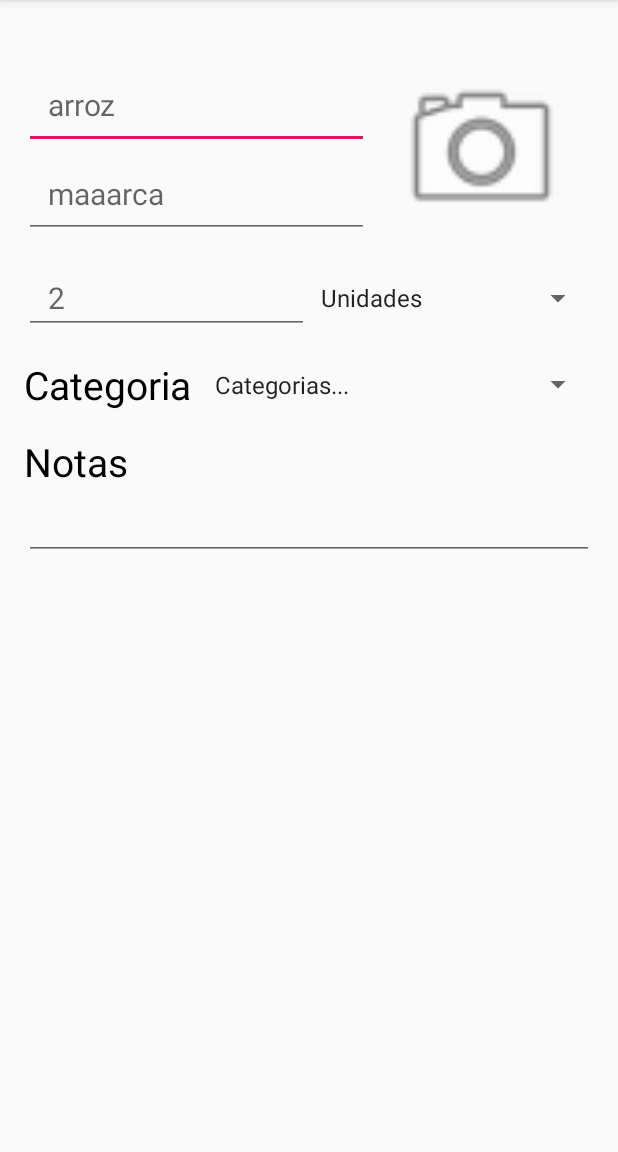
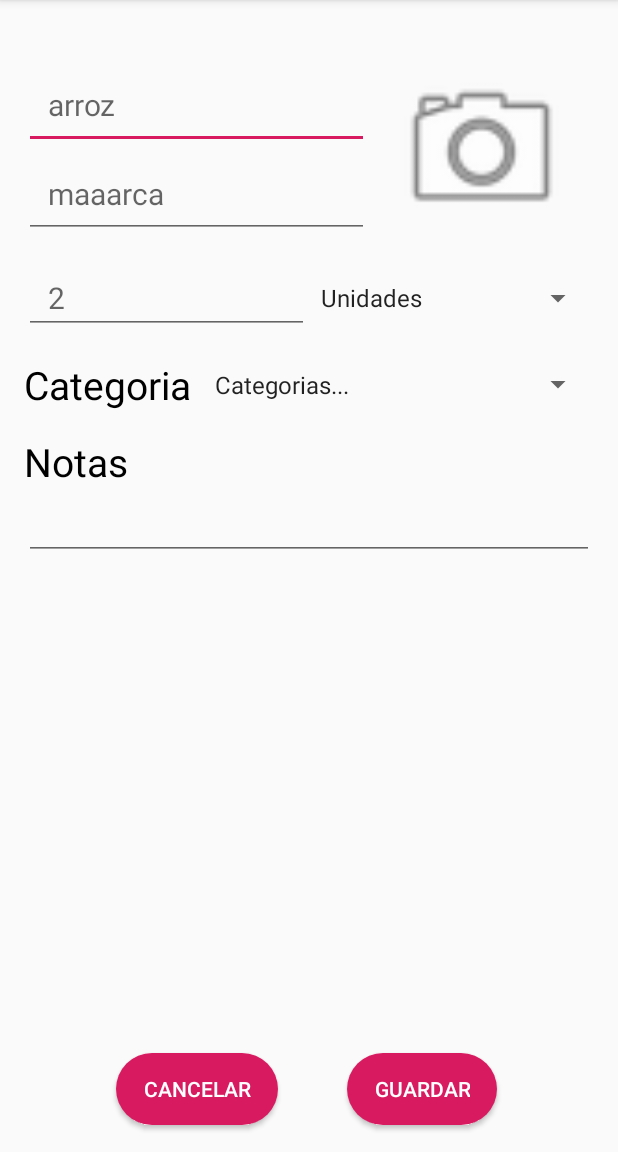
Before and after one commit to gustavolemos15/AmovTP1, an Android app: the NovoItemActivity screen opened directly, with no data from a screen before it, on a phone screen of 412 x 824 dp, the part 84-1236 px from its top. Run offline under Robolectric (Android 15) with nearby library versions, the phone set to English and light mode, and no system bars; pictures from the network do not load.

Commit message:
commit antes de update gustavo

```diff
--- a/app/src/main/java/pt/isec/a2014009081/listadecompras/NovoItemActivity.kt
+++ b/app/src/main/java/pt/isec/a2014009081/listadecompras/NovoItemActivity.kt
@@ -99,6 +99,7 @@ class NovoItemActivity : AppCompatActivity() {
         with(dlgBuilder) {
             setTitle(title)
             setPositiveButton(R.string.adicionar) {dialog, which ->
+                // verificar se está vazia, se sim toast a dizer que nada foi inserido
                 // fazer verificação do tipo para saber se foi categoria ou unidade
                 // fazer a  verficação também em ingles
                 Toast.makeText(
@@ -172,4 +173,22 @@ class NovoItemActivity : AppCompatActivity() {
             super.onActivityResult(requestCode, resultCode, data)
         }
     }
+
+    fun onGuardarNovoItem(view: View) {
+        Toast.makeText(
+            this@NovoItemActivity,
+            "Item Guardado",
+            Toast.LENGTH_SHORT
+        ).show()
+    }
+
+    fun onCancelarNovoItem(view: View) {
+        Toast.makeText(
+            this@NovoItemActivity,
+            "Alterações discartadas",
+            Toast.LENGTH_SHORT
+        ).show()
+    }
+
+
 }
--- a/app/src/main/res/layout/activity_novo_item.xml
+++ b/app/src/main/res/layout/activity_novo_item.xml
@@ -10,51 +10,54 @@
 
 
     <LinearLayout
+        android:id="@+id/linearLayout"
         android:layout_width="match_parent"
         android:layout_height="match_parent"
         android:orientation="vertical"
-        android:paddingTop="16dp">
+        android:paddingTop="16dp"
+        tools:layout_editor_absoluteY="16dp">
+
         <LinearLayout
             android:layout_width="match_parent"
             android:layout_height="wrap_content"
             android:paddingHorizontal="16dp"
-            android:paddingVertical="8dp" >
+            android:paddingVertical="8dp">
 
             <LinearLayout
                 android:layout_width="match_parent"
                 android:layout_height="wrap_content"
-                android:orientation="vertical"
-                android:layout_weight="1">
+                android:layout_weight="1"
+                android:orientation="vertical">
 
                 <EditText
                     android:id="@+id/etDesignacao"
                     android:layout_width="match_parent"
                     android:layout_height="wrap_content"
+                    android:hint="@string/indiqueTitulo"
+                    android:maxLines="1"
+                    android:paddingHorizontal="16dp"
                     android:paddingVertical="16dp"
-                    android:paddingHorizontal="16dp"
-                    android:hint="@string/indiqueTitulo"
-                    android:textSize="20sp"
-                    android:maxLines="1"/>
+                    android:textSize="20sp" />
 
                 <EditText
                     android:id="@+id/etMarca"
                     android:layout_width="match_parent"
                     android:layout_height="wrap_content"
+                    android:hint="@string/indiqueMarca"
+                    android:maxLines="1"
+                    android:paddingHorizontal="16dp"
                     android:paddingVertical="16dp"
-                    android:paddingHorizontal="16dp"
-                    android:hint="@string/indiqueMarca"
-                    android:textSize="20sp"
-                    android:maxLines="1"/>
+                    android:textSize="20sp" />
 
             </LinearLayout>
 
             <ImageView
                 android:id="@+id/imagemItem"
-                android:layout_weight="1"
                 android:layout_width="300dp"
                 android:layout_height="match_parent"
-                android:src="@android:drawable/ic_menu_camera"
-                android:onClick="onDialogFoto"/>
+                android:layout_weight="1"
+                android:onClick="onDialogFoto"
+                android:src="@android:drawable/ic_menu_camera" />
 
         </LinearLayout>
 
@@ -69,36 +72,35 @@
                 android:id="@+id/etQuantidade"
                 android:layout_width="0dp"
                 android:layout_height="wrap_content"
+                android:layout_weight="1"
+                android:hint="@string/indiqueQuantidade"
+                android:maxLines="1"
                 android:paddingHorizontal="16dp"
-                android:hint="@string/indiqueQuantidade"
-                android:textSize="20sp"
-                android:layout_weight="1"
-                android:maxLines="1" />
+                android:textSize="20sp" />
 
             <androidx.appcompat.widget.AppCompatSpinner
                 android:id="@+id/spinnerUnidades"
                 android:layout_width="0dp"
                 android:layout_height="match_parent"
-                android:layout_weight="1"/>
+                android:layout_weight="1" />
 
         </LinearLayout>
 
         <LinearLayout
             android:layout_width="match_parent"
             android:layout_height="wrap_content"
+            android:orientation="horizontal"
             android:paddingHorizontal="16dp"
-            android:paddingVertical="8dp"
-            android:orientation="horizontal">
+            android:paddingVertical="8dp">
 
             <TextView
                 android:id="@+id/tvCategoria"
                 android:layout_width="wrap_content"
                 android:layout_height="wrap_content"
+                android:paddingRight="8dp"
                 android:text="@string/categoria"
-                android:paddingRight="8dp"
-                android:textSize="26sp"
-                android:textColor="#000000">
-            </TextView>
+                android:textColor="#000000"
+                android:textSize="26sp"></TextView>
 
             <androidx.appcompat.widget.AppCompatSpinner
                 android:id="@+id/spinnerCategoria"
@@ -110,28 +112,60 @@
         <LinearLayout
             android:layout_width="match_parent"
             android:layout_height="wrap_content"
+            android:orientation="vertical"
             android:paddingHorizontal="16dp"
-            android:paddingVertical="8dp"
-            android:orientation="vertical">
+            android:paddingVertical="8dp">
 
             <TextView
                 android:id="@+id/tvNotas"
                 android:layout_width="wrap_content"
                 android:layout_height="wrap_content"
+                android:paddingRight="8dp"
                 android:text="@string/notas"
-                android:paddingRight="8dp"
-                android:textSize="26sp"
-                android:textColor="#000000"> </TextView>
+                android:textColor="#000000"
+                android:textSize="26sp"></TextView>
 
             <EditText
                 android:id="@+id/etNotas"
                 android:layout_width="match_parent"
                 android:layout_height="wrap_content"
+                android:layout_weight="1"
+                android:maxLines="5"
                 android:paddingHorizontal="16dp"
-                android:textSize="20sp"
-                android:layout_weight="1"
-                android:maxLines="5" />
+                android:textSize="20sp" />
 
         </LinearLayout>
     </LinearLayout>
+
+    <Button
+        android:id="@+id/btnGuardarItem"
+        android:layout_width="wrap_content"
+        android:layout_height="wrap_content"
+        android:background="@drawable/fbshape"
+        android:onClick="onGuardarNovoItem"
+        android:paddingLeft="18dp"
+        android:paddingRight="18dp"
+        android:text="@string/guardar"
+        android:textColor="@android:color/white"
+        android:layout_marginLeft="150dp"
+        android:layout_marginBottom="18dp"
+        app:layout_constraintBottom_toBottomOf="parent"
+        app:layout_constraintEnd_toEndOf="parent"
+        app:layout_constraintStart_toStartOf="parent" />
+
+    <Button
+        android:id="@+id/btnCancelarItem"
+        android:layout_width="wrap_content"
+        android:layout_height="wrap_content"
+        android:background="@drawable/fbshape"
+        android:onClick="onCancelarNovoItem"
+        android:paddingLeft="18dp"
+        android:paddingRight="18dp"
+        android:text="@string/cancelar"
+        android:textColor="@android:color/white"
+        android:layout_marginRight="150dp"
+        android:layout_marginBottom="18dp"
+        app:layout_constraintBottom_toBottomOf="parent"
+        app:layout_constraintEnd_toEndOf="parent"
+        app:layout_constraintStart_toStartOf="parent" />
 </androidx.constraintlayout.widget.ConstraintLayout>
--- a/app/src/main/res/values/strings.xml
+++ b/app/src/main/res/values/strings.xml
@@ -21,4 +21,6 @@
     <string name="dlgUniCatTitle">Nova %1$s</string>
     <string name="adicionar">Adicionar</string>
     <string name="notas">Notas</string>
+    <string name="guardar">Guardar</string>
+    <string name="cancelar">Cancelar</string>
 </resources>
```
Also changed, not shown: 1 other file.
